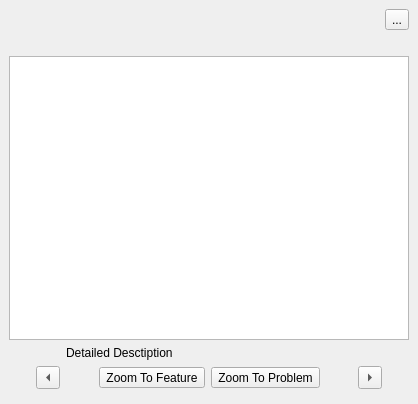
The window that src/ui/qgsgeometryvalidationdockbase.ui (carsmie/QGIS) describes before a commit, drawn with Qt 5.
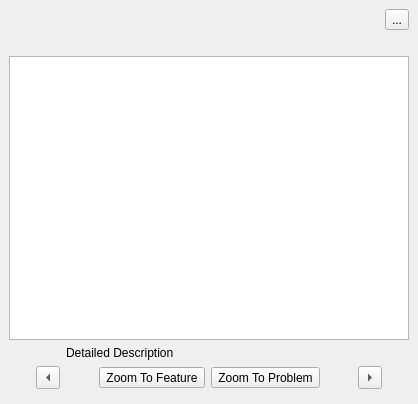
The same window after the commit. Icons and pictures are not drawn. Custom widgets are drawn as their Qt base class.

```diff
--- a/src/ui/qgsgeometryvalidationdockbase.ui
+++ b/src/ui/qgsgeometryvalidationdockbase.ui
@@ -139,7 +139,7 @@
           </sizepolicy>
          </property>
          <property name="text">
-          <string>Detailed Desctiption</string>
+          <string>Detailed Description</string>
          </property>
          <property name="wordWrap">
           <bool>true</bool>
```
